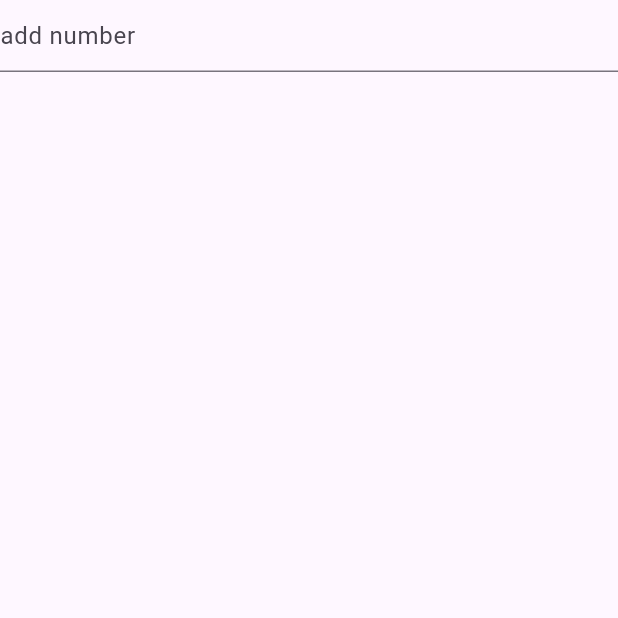
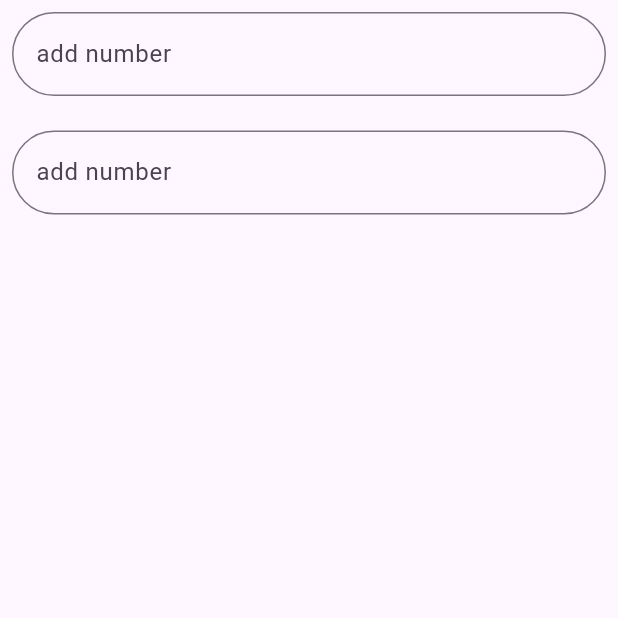
Before and after one commit to Jn-Sajol/Flutter-Map-Application, a Flutter app: the screen it shows after launch, on a phone screen of 412 x 824 dp, the top half of it. Run offline on Flutter 3.47's test engine with Material 3 defaults, Android fonts, the phone set to English and light mode, and no system bars.

Commit message:
home page decoraion

```diff
--- a/lib/pages/homepage.dart
+++ b/lib/pages/homepage.dart
@@ -6,11 +6,28 @@ class HomePage extends StatelessWidget {
   @override
   Widget build(BuildContext context) {
     return   Scaffold(
-        body: Column(
+        body: Padding(
+          padding: const EdgeInsets.all(8.0),
+          child: Column(
                 children: [
                 TextField(
                 decoration: const InputDecoration(
                 hintText:'add number',
+                border: OutlineInputBorder(
+                borderRadius: BorderRadius.all(Radius.circular(34))
+                )
+                ),
+                onTap: (){
+
+                },
+                ),
+                const SizedBox(height: 23,),
+                TextField(
+                decoration: const InputDecoration(
+                hintText:'add number',
+                border: OutlineInputBorder(
+                borderRadius: BorderRadius.all(Radius.circular(34))
+                )
                 ),
                 onTap: (){
 
@@ -18,6 +35,7 @@ class HomePage extends StatelessWidget {
                 )
                 ],
               ),
+        ),
     );
   }
 }
```
Lines whose indentation alone changed are shown as unchanged.
